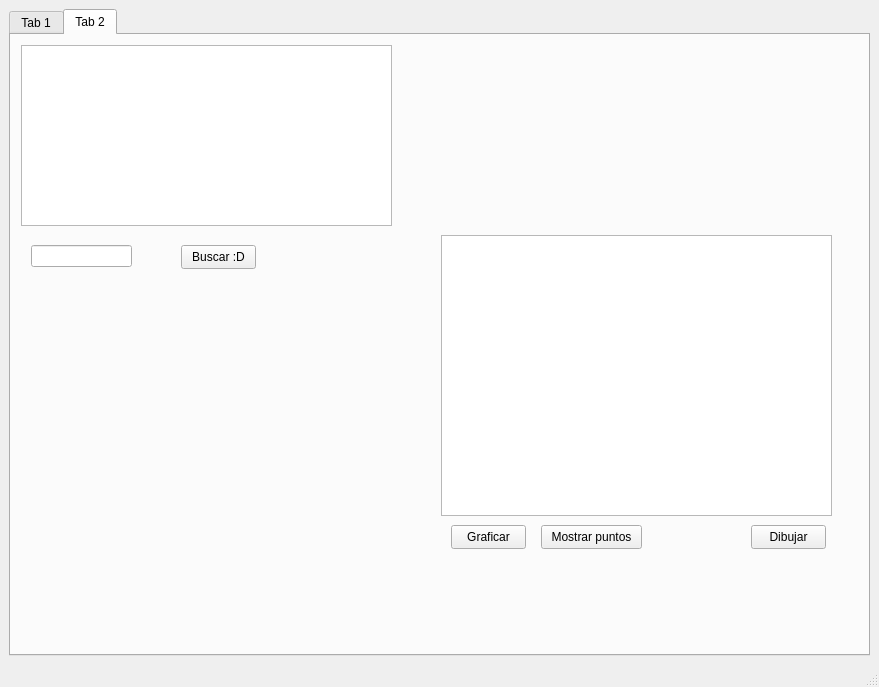
Qt form mainwindow.ui (Binbounan/Actividad-11) before a commit.
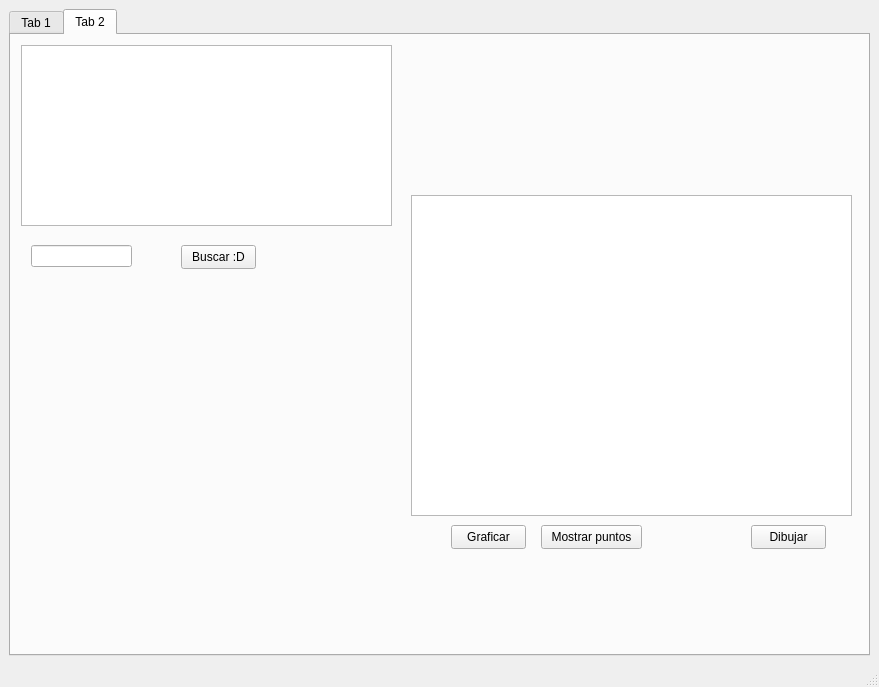
The same form after that commit. The open tabs and pages were chosen to show the change.

Commit message: change graphic qscene size

```diff
--- a/mainwindow.ui
+++ b/mainwindow.ui
@@ -209,10 +209,10 @@
        <widget class="QGraphicsView" name="dibujo">
         <property name="geometry">
          <rect>
-          <x>430</x>
-          <y>200</y>
-          <width>391</width>
-          <height>281</height>
+          <x>400</x>
+          <y>160</y>
+          <width>441</width>
+          <height>321</height>
          </rect>
         </property>
        </widget>
```
Left out of the diff: 2 changed lines with no effect on the pictures. The commit also changes 1 other file.
